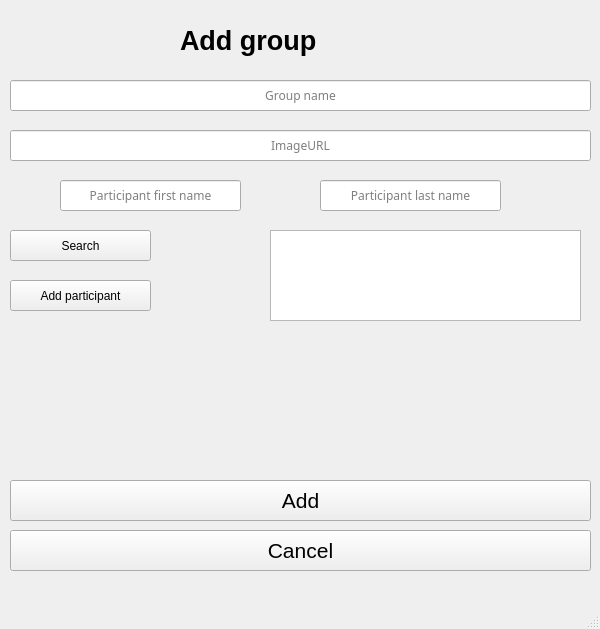
The window that UI/AddGroupForm.ui (NevenIlincic/SIMSProjekat) describes before a commit, drawn with Qt 5.
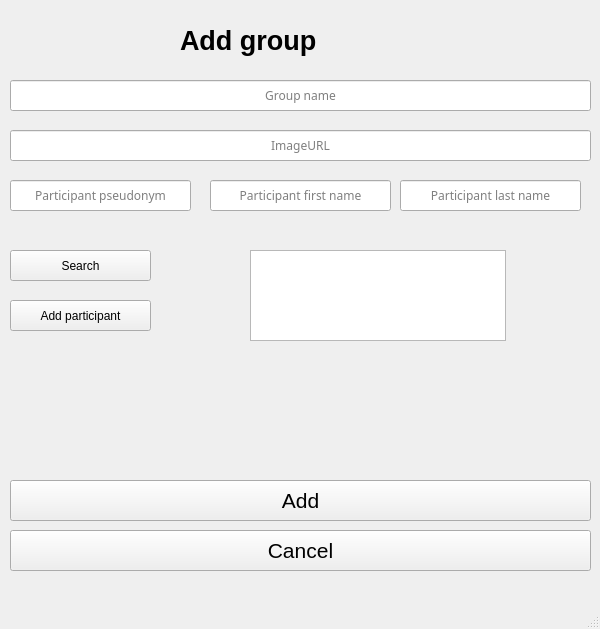
The same window after the commit.

Commit message: [ADD] Selecting participant for group

Patch:
```diff
--- a/UI/AddGroupForm.ui
+++ b/UI/AddGroupForm.ui
@@ -106,21 +106,11 @@
      <string>Add</string>
     </property>
    </widget>
-   <widget class="QListWidget" name="participantList">
-    <property name="geometry">
-     <rect>
-      <x>270</x>
-      <y>230</y>
-      <width>311</width>
-      <height>91</height>
-     </rect>
-    </property>
-   </widget>
    <widget class="QPushButton" name="addParticipantButton">
     <property name="geometry">
      <rect>
       <x>10</x>
-      <y>280</y>
+      <y>300</y>
       <width>141</width>
       <height>31</height>
      </rect>
@@ -138,7 +128,7 @@
    <widget class="QLineEdit" name="participantFirstName">
     <property name="geometry">
      <rect>
-      <x>60</x>
+      <x>210</x>
       <y>180</y>
       <width>181</width>
       <height>31</height>
@@ -166,7 +156,7 @@
     <property name="geometry">
      <rect>
       <x>10</x>
-      <y>230</y>
+      <y>250</y>
       <width>141</width>
       <height>31</height>
      </rect>
@@ -202,7 +192,7 @@
    <widget class="QLineEdit" name="participantLastName">
     <property name="geometry">
      <rect>
-      <x>320</x>
+      <x>400</x>
       <y>180</y>
       <width>181</width>
       <height>31</height>
@@ -226,6 +216,43 @@
      <bool>false</bool>
     </property>
    </widget>
+   <widget class="QLineEdit" name="participantPseudonym">
+    <property name="geometry">
+     <rect>
+      <x>10</x>
+      <y>180</y>
+      <width>181</width>
+      <height>31</height>
+     </rect>
+    </property>
+    <property name="font">
+     <font>
+      <family>MS Reference Sans Serif</family>
+     </font>
+    </property>
+    <property name="text">
+     <string/>
+    </property>
+    <property name="alignment">
+     <set>Qt::AlignCenter</set>
+    </property>
+    <property name="placeholderText">
+     <string>Participant pseudonym</string>
+    </property>
+    <property name="clearButtonEnabled">
+     <bool>false</bool>
+    </property>
+   </widget>
+   <widget class="QListWidget" name="listView">
+    <property name="geometry">
+     <rect>
+      <x>250</x>
+      <y>250</y>
+      <width>256</width>
+      <height>91</height>
+     </rect>
+    </property>
+   </widget>
   </widget>
   <widget class="QMenuBar" name="menubar">
    <property name="geometry">
```
The commit also changes 31 other files.
